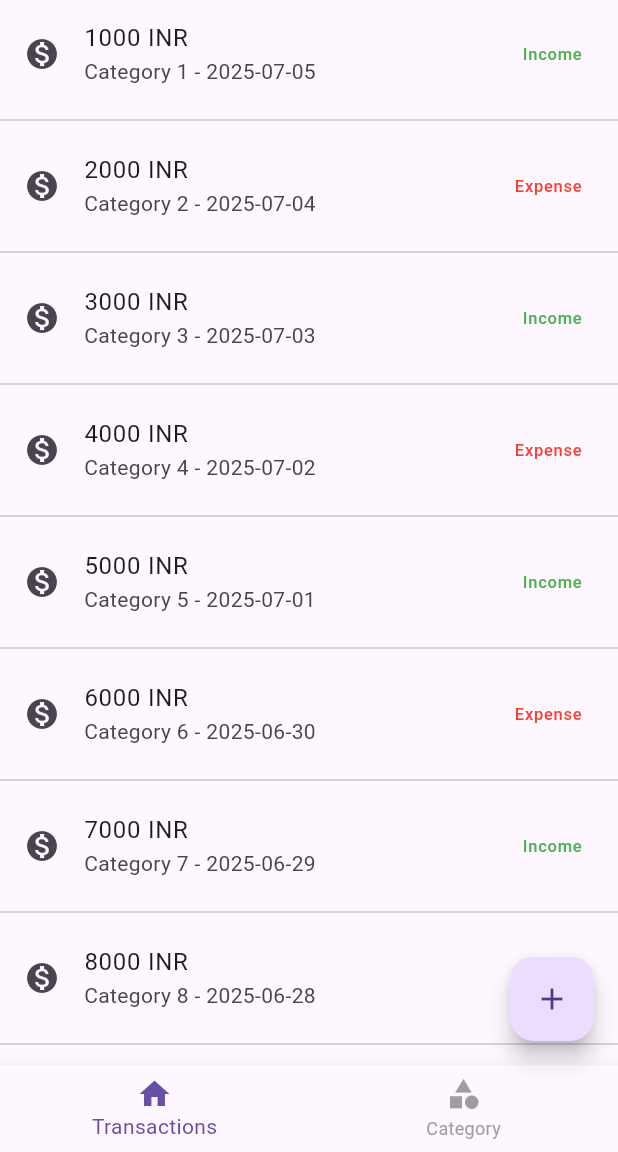
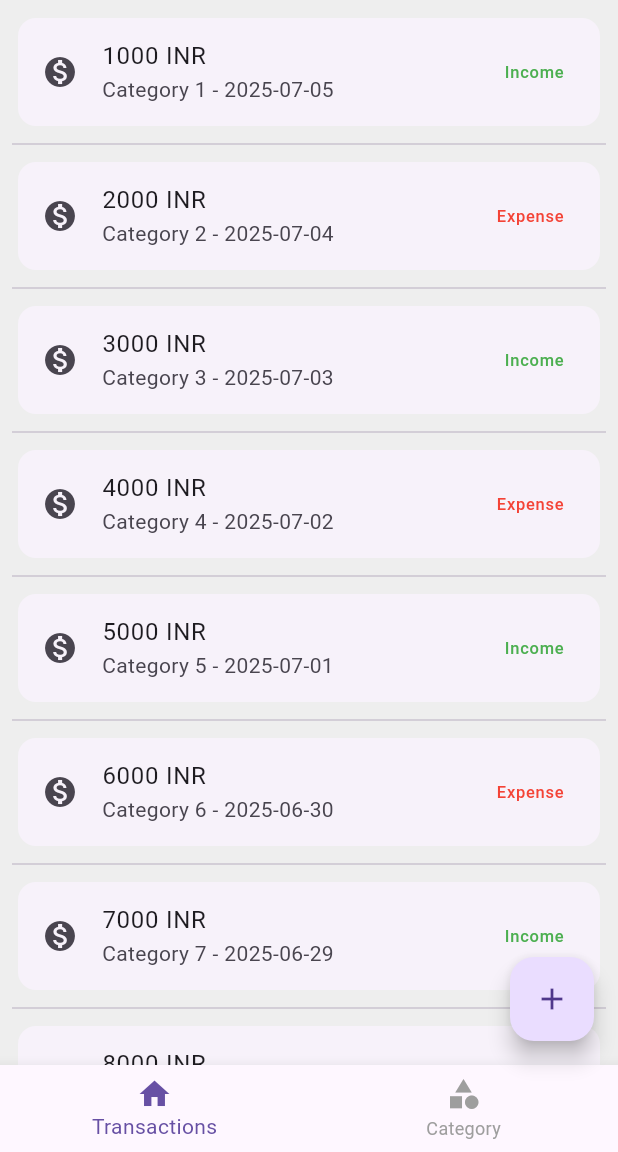
Before and after one commit to Uvaisbugh/Finmate, a Flutter app: the screen it shows after launch, after a tap on the "add" icon, on a phone screen of 412 x 824 dp, the part 84-1236 px from its top. Run offline on Flutter 3.47's test engine with Material 3 defaults, Android fonts, the light colour scheme and no system bars.

Commit message:
Update UI for category, home, and transaction screens
Refactored CategoryScreen to use a column with Income and Expense tabs. Set a background color for ScreenHome and removed debug print statements from the FAB. Enhanced TransactionScreen list items by wrapping them in Cards, adding padding, and improving visual distinction between income and expense.

```diff
--- a/lib/screens/home/screen_home.dart
+++ b/lib/screens/home/screen_home.dart
@@ -12,6 +12,7 @@ class ScreenHome extends StatelessWidget {
   @override
   Widget build(BuildContext context) {
     return Scaffold(
+      backgroundColor: Colors.grey[200],
       appBar: AppBar(
         title: const Text('Personal Money Manager'),
         centerTitle: true,
@@ -29,10 +30,7 @@ class ScreenHome extends StatelessWidget {
       floatingActionButton: FloatingActionButton(
         onPressed: () {
           if (selectedIndexNotifier.value == 0) {
-            print('Add Transaction');
-          } else {
-            print('Add Category');
-          }
+          } else {}
         },
         child: const Icon(Icons.add),
       ),
--- a/lib/screens/transaction/screen_transation.dart
+++ b/lib/screens/transaction/screen_transation.dart
@@ -5,10 +5,13 @@ class TransactionScreen extends StatelessWidget {
   @override
   Widget build(BuildContext context) {
     return ListView.separated(
+      padding: EdgeInsets.all(8.0),
       itemCount: 12,
       separatorBuilder: (context, index) => Divider(),
       itemBuilder: (context, index) {
-        return ListTile(
+        return Card(
+          elevation: 0,
+          child: ListTile(
             leading: Icon(Icons.monetization_on),
             title: Text('${(index + 1) * 1000} INR'),
             subtitle: Text(
@@ -16,7 +19,10 @@ class TransactionScreen extends StatelessWidget {
             ),
             trailing: Text(
               index % 2 == 0 ? 'Income' : 'Expense',
-            style: TextStyle(color: index % 2 == 0 ? Colors.green : Colors.red),
+              style: TextStyle(
+                color: index % 2 == 0 ? Colors.green : Colors.red,
+              ),
+            ),
           ),
         );
       },
```
Also changed, not shown: lib/screens/category/screen_category.dart (+9 -2 lines). Lines whose indentation alone changed are shown as unchanged.
